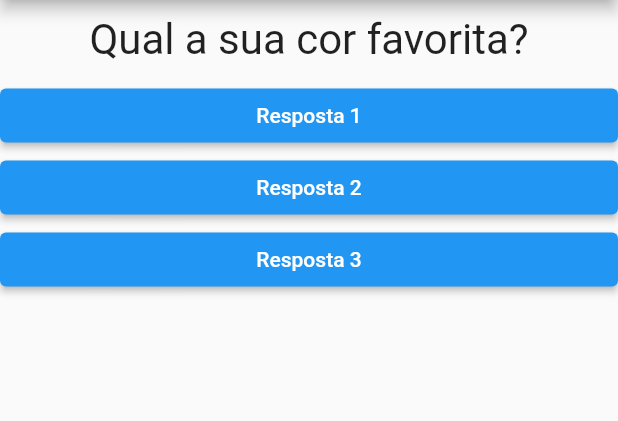
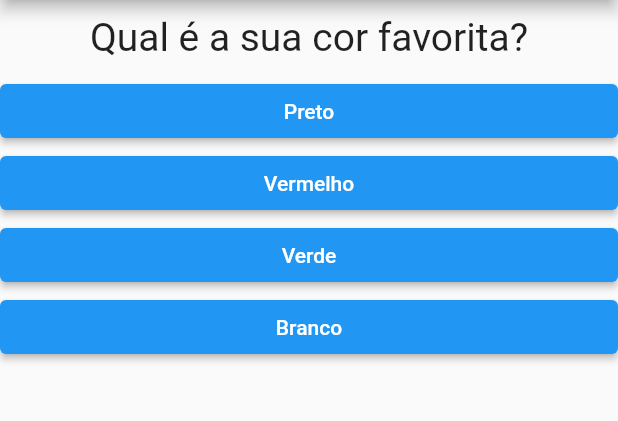
Before and after one commit to absjuniordev/projeto_perguntas, a Flutter app: the screen it shows after launch, on a phone screen of 412 x 824 dp, the part 84-505 px from its top. Run offline on Flutter 3.47's test engine with Material 2 defaults, Android fonts, the phone set to English and light mode, and no system bars.

Commit message:
Utilizando a lista

```diff
--- a/lib/main.dart
+++ b/lib/main.dart
@@ -16,29 +16,33 @@ class _PerguntaAppState extends State<PerguntaApp> {
   }
 
   Widget build(BuildContext context) {
-    final /*List<Map<String, Object>> */ perguntas = [
+    final perguntas = [
       {
-        "texto": "Qual a sua cor favorita?",
-        "respostas": ["Preto", "Azul", "Vermelho", "Branco"],
+        'texto': 'Qual é a sua cor favorita?',
+        'respostas': ['Preto', 'Vermelho', 'Verde', 'Branco'],
       },
       {
-        "texto": "Qual o seu animal favorito?",
-        "resposta": ["Cachorro", "Galinha", "Peixe", "Leão"],
+        'texto': 'Qual é o seu animal favorito?',
+        'respostas': ['Coelho', 'Cobra', 'Elefante', 'Leão'],
       },
       {
-        "texto": "Qual o seu time preferido?",
-        "resposta": ["Vitoria", "Bahia", "Vaco", "Flamengo"]
-      }
+        'texto': 'Qual é o seu instrutor favorito?',
+        'respostas': ['Maria', 'João', 'Leo', 'Pedro'],
+      },
     ];
+
+    List<Widget> respostas = [];
+    for (String textoResp
+        in perguntas[_perguntaSelecionada].cast()['respostas']) {
+      respostas.add(Resposta(textoResp, _responder));
+    }
     return MaterialApp(
       home: Scaffold(
         appBar: AppBar(centerTitle: true, title: const Text('Perguntas')),
         body: Column(
           children: [
-            Questao(perguntas[_perguntaSelecionada]["texto"].toString()),
-            Resposta("Resposta 1", _responder),
-            Resposta("Resposta 2", _responder),
-            Resposta("Resposta 3", _responder),
+            Questao(perguntas[_perguntaSelecionada]['texto'].toString()),
+            ...respostas,
           ],
         ),
       ),
@@ -46,12 +50,11 @@ class _PerguntaAppState extends State<PerguntaApp> {
   }
 }
 
-@override
 class PerguntaApp extends StatefulWidget {
   const PerguntaApp({super.key});
 
   //o 'runApp(PerguntaApp())' identifica q o componente retorna um 'State'
-
+  @override
   _PerguntaAppState createState() {
     //
     return _PerguntaAppState();
--- a/lib/questao.dart
+++ b/lib/questao.dart
@@ -11,7 +11,7 @@ class Questao extends StatelessWidget {
       margin: const EdgeInsets.all(10),
       child: Text(
         texto,
-        style: const TextStyle(fontSize: 28),
+        style: const TextStyle(fontSize: 26),
         textAlign: TextAlign.center,
       ),
     );
--- a/lib/resposta.dart
+++ b/lib/resposta.dart
@@ -8,9 +8,13 @@ class Resposta extends StatelessWidget {
 
   @override
   Widget build(BuildContext context) {
-    return Container(
+    return SizedBox(
       width: double.infinity,
       child: ElevatedButton(
+        style: ElevatedButton.styleFrom(
+          backgroundColor: Colors.blue,
+          foregroundColor: Colors.white,
+        ),
         onPressed: quandoSelecionado,
         child: Text(texto),
       ),
```
